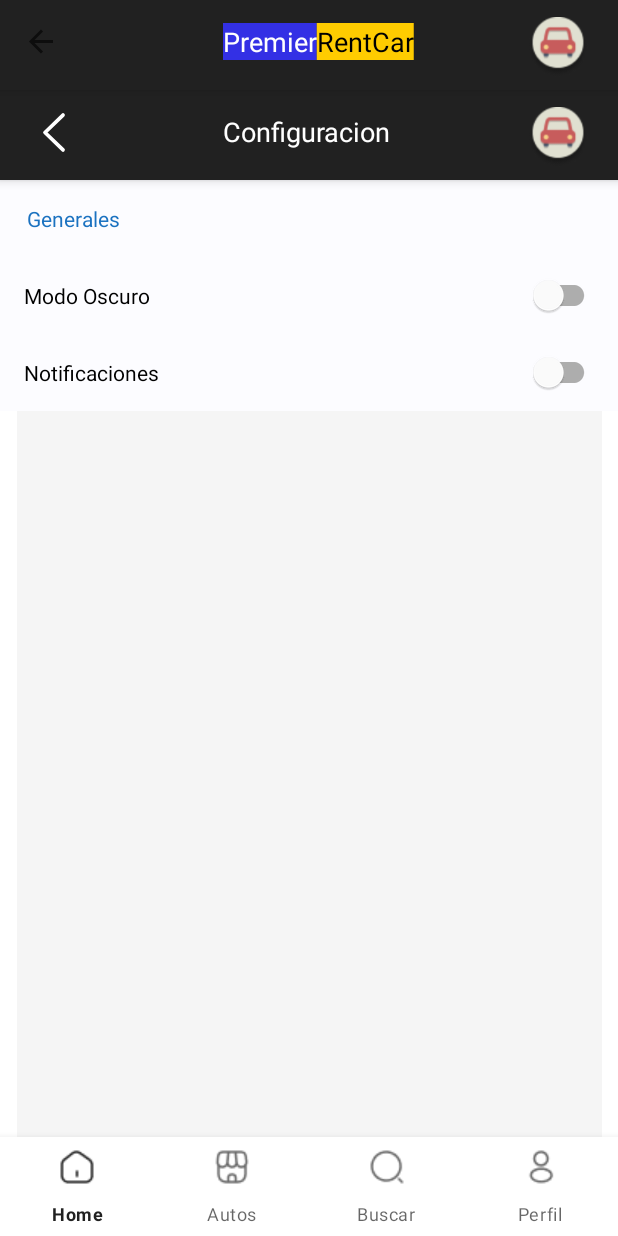
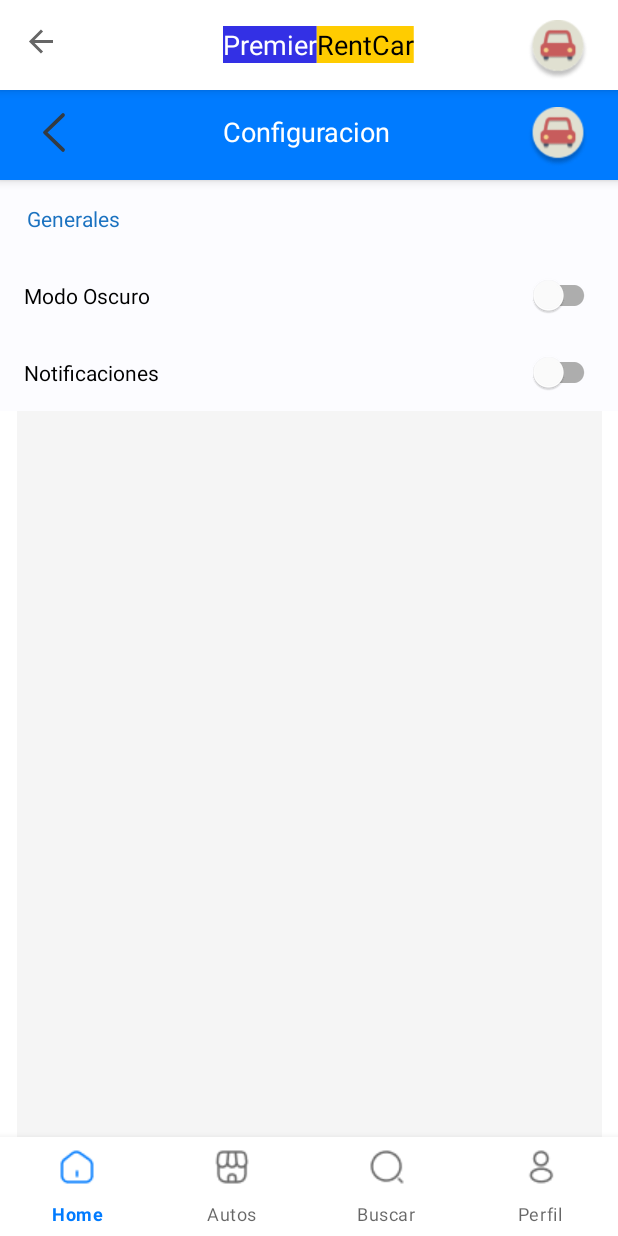
Before and after one commit to Cuervation/ParcialTP3, an Android app: the SettingsFragment screen opened through its navigation route, on a phone screen of 412 x 824 dp. Run offline under Robolectric (Android 15) with nearby library versions, the phone set to English and light mode, and no system bars; our stand-ins replace navigation-ui; Roboto replaces fonts that are not available here.

Commit message:
Mejoras varias!

```diff
--- a/app/src/main/java/com/example/parcialtp3/MainActivity.kt
+++ b/app/src/main/java/com/example/parcialtp3/MainActivity.kt
@@ -40,6 +40,7 @@
 
         bottomNavView = findViewById(R.id.bottom_bar)
 
+        toolbar.setBackgroundColor(resources.getColor(R.color.white))
 
         NavigationUI.setupWithNavController(bottomNavView, navController)
 
@@ -54,14 +55,18 @@
     }
 
     private fun setupDrawerLayout() {
-
-        // Vinculo la navegación del drawer con la del graph
-        navigationView.setupWithNavController(navHostFragment.navController)
-
         appBarConfiguration = AppBarConfiguration.Builder(navHostFragment.navController.graph)
             .setOpenableLayout(drawerLayout)
             .build()
+
+        // Vinculo la navegación del drawer con la del graph
+//        navigationView.setupWithNavController(navHostFragment.navController)
+
+        NavigationUI.setupWithNavController(navigationView, navHostFragment.navController)
         NavigationUI.setupWithNavController(toolbar, navHostFragment.navController, appBarConfiguration)
+
+
+
 
         // Listener para cuando se realiza la navegacion
         navHostFragment.navController.addOnDestinationChangedListener { _, destination, _ ->
@@ -70,7 +75,7 @@
             if (destination.id == R.id.autos || destination.id == R.id.buscar || destination.id == R.id.perfil) {
                 toolbar.setNavigationIcon(R.drawable.atras)
             } else if(destination.id == R.id.home){
-                toolbar.setNavigationIcon(R.drawable.hamburger)
+                toolbar.setNavigationIcon(R.drawable.hamburger_icon)
             }
         }
 
--- a/app/src/main/res/drawable/atras.xml
+++ b/app/src/main/res/drawable/atras.xml
@@ -8,6 +8,6 @@
       android:strokeLineJoin="round"
       android:strokeWidth="2.5"
       android:fillColor="#00000000"
-      android:strokeColor="#ffffff"
+      android:strokeColor="#343B42"
       android:strokeLineCap="round"/>
 </vector>
--- /dev/null
+++ b/app/src/main/res/drawable/hamburger_icon.xml
@@ -0,0 +1,24 @@
+<vector xmlns:android="http://schemas.android.com/apk/res/android"
+    android:width="32dp"
+    android:height="32dp"
+    android:viewportWidth="32"
+    android:viewportHeight="32">
+  <path
+      android:pathData="M5.832,8.5H26.168"
+      android:strokeWidth="2"
+      android:fillColor="#00000000"
+      android:strokeColor="#191919"
+      android:strokeLineCap="round"/>
+  <path
+      android:pathData="M5.832,16H26.168"
+      android:strokeWidth="2"
+      android:fillColor="#00000000"
+      android:strokeColor="#191919"
+      android:strokeLineCap="round"/>
+  <path
+      android:pathData="M5.832,23.5H26.168"
+      android:strokeWidth="2"
+      android:fillColor="#00000000"
+      android:strokeColor="#191919"
+      android:strokeLineCap="round"/>
+</vector>
--- a/app/src/main/res/layout/activity_main.xml
+++ b/app/src/main/res/layout/activity_main.xml
@@ -41,7 +41,8 @@
             <androidx.appcompat.widget.Toolbar
                 android:id="@+id/toolbar"
                 android:layout_width="match_parent"
-                android:layout_height="?attr/actionBarSize">
+                android:layout_height="60dp"
+                android:background="@color/white">
 
                 <LinearLayout
                     android:layout_width="match_parent"
@@ -66,9 +67,9 @@
                         android:layout_height="40dp"
                         android:layout_marginTop="3dp"
                         android:layout_marginEnd="20dp"
+                        android:contentDescription="Av"
                         android:scaleType="centerCrop"
-                        android:src="@drawable/avatar_car"
-                        android:contentDescription="Av" />
+                        android:src="@drawable/avatar_car" />
 
                 </LinearLayout>
             </androidx.appcompat.widget.Toolbar>
@@ -100,7 +101,6 @@
             app:layout_constraintEnd_toEndOf="parent"
             app:layout_constraintHorizontal_bias="0.0"
             app:layout_constraintStart_toStartOf="parent"
-
             app:layout_constraintTop_toTopOf="parent"
             app:layout_constraintVertical_bias="0.0"
             tools:context=".MainActivity">
--- a/app/src/main/res/layout/fragment_login.xml
+++ b/app/src/main/res/layout/fragment_login.xml
@@ -94,6 +94,7 @@
         android:layout_marginEnd="148dp"
         android:layout_marginBottom="303dp"
         android:background="@drawable/button_rounded_background"
+        style="@style/ButtonStyle"
         android:fontFamily="@font/poppins_bold"
         android:text="@string/btn_ingresar"
         android:textColor="#FFFFFF"
--- a/app/src/main/res/navigation/nav_main.xml
+++ b/app/src/main/res/navigation/nav_main.xml
@@ -22,16 +22,16 @@
         android:id="@+id/perfil"
         android:name="com.example.parcialtp3.fragments.PerfilFragment"
         android:label="fragment_perfil"
-        tools:layout="@layout/fragment_perfil" >
-        <action
-            android:id="@+id/action_perfil_to_home"
-            app:destination="@id/home" />
-    </fragment>
+        tools:layout="@layout/fragment_perfil" />
     <fragment
         android:id="@+id/home"
         android:name="com.example.parcialtp3.fragments.HomeFragment"
         android:label="fragment_home"
-        tools:layout="@layout/fragment_home" />
+        tools:layout="@layout/fragment_home" >
+        <action
+            android:id="@+id/action_home_to_autos2"
+            app:destination="@id/autos" />
+    </fragment>
     <fragment
         android:id="@+id/settings"
         android:name="com.example.parcialtp3.fragments.SettingsFragment"
--- a/app/src/main/res/values/colors.xml
+++ b/app/src/main/res/values/colors.xml
@@ -4,5 +4,6 @@
     <color name="white">#FFFFFFFF</color>
     <color name="grey">#212121</color>
     <color name="green">#008000</color>
+    <color name="lightblue">#007BFF</color>
 
 </resources>
--- a/app/src/main/res/values/strings.xml
+++ b/app/src/main/res/values/strings.xml
@@ -18,6 +18,8 @@
     <string name="txt_notificaciones_settings">Notificaciones</string>
     <string name="title_setting_toolbar">Configuracion</string>
     <string name="marcas">Marcas </string>
+    <string name="txt_hola">Hola</string>
+    <string name="txt_nombre_toolbar">Martín</string>
     <!-- TODO: Remove or change this placeholder text -->
     <string name="hello_blank_fragment">Hello blank fragment</string>
 </resources>
--- a/app/src/main/res/values/themes.xml
+++ b/app/src/main/res/values/themes.xml
@@ -6,6 +6,10 @@
 
     <!-- Tema standard -->
     <style name="Theme.ParcialTP3" parent="Theme.MaterialComponents.Light.NoActionBar">
-        <item name="colorPrimary">@color/grey</item>
+        <item name="colorPrimary">@color/lightblue</item>
+    </style>
+
+    <style name="ButtonStyle" parent="Widget.MaterialComponents.Button">
+        <item name="backgroundTint">@color/grey</item>
     </style>
 </resources>
```
Also changed, not shown: app/src/main/res/layout/nav_header.xml (added, +33 -0 lines).
